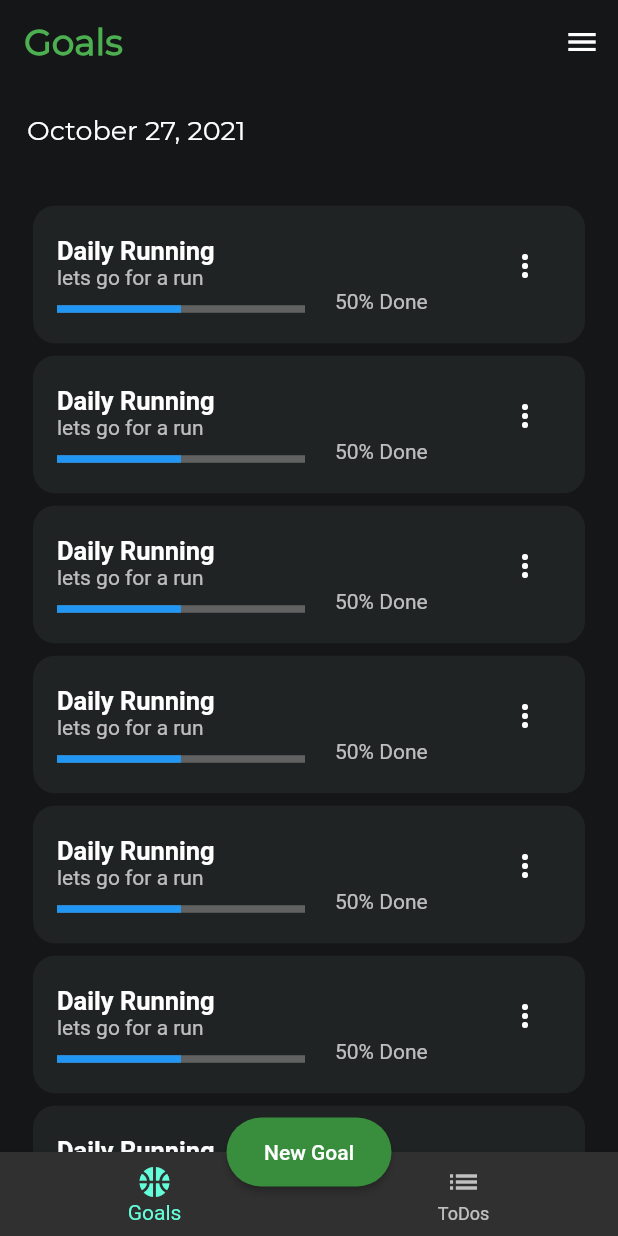
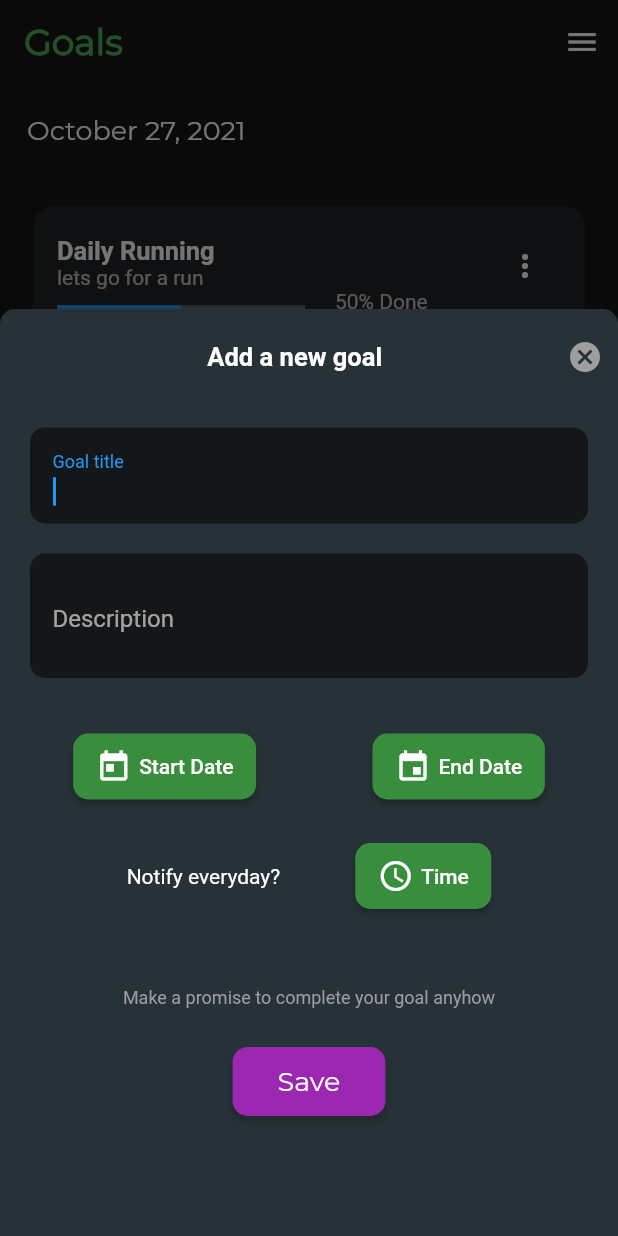
Before and after one commit to swarupbc/goals, a Flutter app: the screen it shows after launch, after a tap on "New Goal", on a phone screen of 412 x 824 dp. Run offline on Flutter 3.47's test engine with Material 2 defaults, Android fonts, the phone set to English and light mode, and no system bars.

Commit message:
add goal UI added

```diff
--- a/lib/controllers/app_controllers.dart
+++ b/lib/controllers/app_controllers.dart
@@ -1,5 +1,26 @@
+import 'package:flutter/material.dart';
 import 'package:intl/intl.dart';
 
 class AppControllers {
   static DateFormat dateFormat = DateFormat.yMMMMd();
+  static DateFormat formattedDateMM = DateFormat("MMM dd, yyyy");
+
+  static String getDateText(DateTime date) {
+    String _dateText = formattedDateMM.format(date);
+    if (date.year == DateTime.now().year) {
+      _dateText = _dateText.replaceAll(", ${date.year.toString()}", '');
+    }
+
+    return _dateText;
+  }
+
+  static String getTimeText(TimeOfDay time) {
+    String timeText = ' ';
+    DateTime date = DateTime.now();
+    final dt =
+        DateTime(date.year, date.month, date.day, time.hour, time.minute);
+    final _format = DateFormat.jm();
+    timeText = _format.format(dt);
+    return timeText;
+  }
 }
--- a/lib/main.dart
+++ b/lib/main.dart
@@ -1,7 +1,7 @@
 import 'package:flutter/material.dart';
 import 'package:flutter/services.dart';
 import 'package:goals/views/screens/home_screen.dart';
-import 'package:goals/views/utils/constant.dart';
+import 'package:goals/views/utils/app_styles.dart';
 
 void main() {
   runApp(const MyApp());
@@ -20,7 +20,7 @@ class MyApp extends StatelessWidget {
       debugShowCheckedModeBanner: false,
       title: 'Goals',
       theme: ThemeData.dark().copyWith(
-        scaffoldBackgroundColor: kBackgroundColor,
+        scaffoldBackgroundColor: AppStyles.backgroundColor,
       ),
       initialRoute: HomeScreen.id,
       routes: {
--- a/lib/models/goal_model.dart
+++ b/lib/models/goal_model.dart
@@ -1,12 +1,26 @@
+import 'package:flutter/material.dart';
+
 class GoalModel {
   final DateTime startDate;
   final DateTime endDate;
   final String title;
   final String? desc;
+  final TimeOfDay? notifyTime;
+  final GoalDayModel? goalDayModel;
 
-  GoalModel(
-      {required this.startDate,
-      required this.endDate,
-      required this.title,
-      this.desc});
+  GoalModel({
+    required this.startDate,
+    required this.endDate,
+    required this.title,
+    this.desc,
+    this.goalDayModel,
+    this.notifyTime,
+  });
 }
+
+class GoalDayModel {
+  final DateTime day;
+  final bool checked;
+
+  GoalDayModel({required this.day, this.checked = false});
+}
--- a/lib/views/screens/goals_screen.dart
+++ b/lib/views/screens/goals_screen.dart
@@ -1,7 +1,7 @@
 import 'package:flutter/material.dart';
 import 'package:goals/controllers/app_controllers.dart';
 import 'package:goals/models/goal_model.dart';
-import 'package:goals/views/utils/constant.dart';
+import 'package:goals/views/utils/app_styles.dart';
 import 'package:goals/views/widgets/goal_tile_widget.dart';
 
 class GoalsScreen extends StatefulWidget {
@@ -43,11 +43,11 @@ class _GoalsScreenState extends State<GoalsScreen> {
         children: [
           Container(
             width: double.infinity,
-            color: kBackgroundColor,
+            color: AppStyles.backgroundColor,
             padding: const EdgeInsets.only(bottom: 10.0, top: 20.0),
             child: Text(
               AppControllers.dateFormat.format(DateTime.now()),
-              style: kWhiteSubHeadingStyle,
+              style: AppStyles.whiteSubHeadingStyle,
             ),
           ),
           Expanded(
--- a/lib/views/screens/home_screen.dart
+++ b/lib/views/screens/home_screen.dart
@@ -1,7 +1,8 @@
 import 'package:flutter/material.dart';
 import 'package:goals/views/screens/goals_screen.dart';
 import 'package:goals/views/screens/todos_screen.dart';
-import 'package:goals/views/utils/constant.dart';
+import 'package:goals/views/utils/app_styles.dart';
+import 'package:goals/views/widgets/add_goal_widget.dart';
 
 class HomeScreen extends StatefulWidget {
   static String id = '/home_screen';
@@ -13,6 +14,18 @@ class HomeScreen extends StatefulWidget {
 
 class _HomeScreenState extends State<HomeScreen> {
   int _index = 0;
+
+  void _showAddItemWidget() {
+    showModalBottomSheet(
+        shape: RoundedRectangleBorder(
+          borderRadius: BorderRadius.circular(20.0),
+        ),
+        isScrollControlled: true,
+        context: context,
+        builder: (builder) {
+          return _index == 0 ? const AddGoalWidget() : Container();
+        });
+  }
 
   @override
   Widget build(BuildContext context) {
@@ -37,7 +50,9 @@ class _HomeScreenState extends State<HomeScreen> {
           shape: RoundedRectangleBorder(
             borderRadius: BorderRadius.circular(50),
           ),
-          onPressed: () {},
+          onPressed: () {
+            _showAddItemWidget();
+          },
           child: Text(
             _index == 0 ? 'New Goal' : 'Add Task',
           ),
@@ -47,10 +62,10 @@ class _HomeScreenState extends State<HomeScreen> {
       appBar: AppBar(
         title: Text(
           _index == 0 ? "Goals" : "ToDos",
-          style: kMainGreenHeadingStyle,
+          style: AppStyles.mainGreenHeadingStyle,
         ),
         centerTitle: false,
-        backgroundColor: kBackgroundColor,
+        backgroundColor: AppStyles.backgroundColor,
         elevation: 0.0,
       ),
       endDrawer: const Drawer(),
--- /dev/null
+++ b/lib/views/utils/app_styles.dart
@@ -0,0 +1,35 @@
+import 'package:flutter/material.dart';
+import 'package:flutter/rendering.dart';
+
+class AppStyles {
+// Colors
+
+  static const Color backgroundColor = Color(0XFF151617);
+  static const Color goalBackgroundColor = Color(0XFF202324);
+
+// Text Styles
+
+  static const TextStyle mainGreenHeadingStyle = TextStyle(
+    color: Colors.green,
+    fontFamily: 'Montserrat',
+    fontWeight: FontWeight.bold,
+    fontSize: 24.0,
+  );
+
+  static const TextStyle whiteSubHeadingStyle = TextStyle(
+    color: Colors.white,
+    fontFamily: 'Montserrat',
+    fontWeight: FontWeight.w400,
+    fontSize: 18.0,
+  );
+
+  static const TextStyle whiteTitleStyle = TextStyle(
+    fontSize: 17.0,
+    fontWeight: FontWeight.bold,
+  );
+
+  static const TextStyle greySmallTextStyle = TextStyle(
+    color: Colors.grey,
+    fontSize: 12.0,
+  );
+}
--- a/lib/views/utils/constant.dart
+++ /dev/null
@@ -1,29 +0,0 @@
-import 'package:flutter/material.dart';
-import 'package:flutter/rendering.dart';
-
-// Colors
-
-const Color kBackgroundColor = Color(0XFF151617);
-
-const Color kGoalBackgroundColor = Color(0XFF202324);
-
-// Text Styles
-
-const TextStyle kMainGreenHeadingStyle = TextStyle(
-  color: Colors.green,
-  fontFamily: 'Montserrat',
-  fontWeight: FontWeight.bold,
-  fontSize: 24.0,
-);
-
-const TextStyle kWhiteSubHeadingStyle = TextStyle(
-  color: Colors.white,
-  fontFamily: 'Montserrat',
-  fontWeight: FontWeight.w400,
-  fontSize: 18.0,
-);
-
-const TextStyle kWhiteTitleStyle = TextStyle(
-  fontSize: 17.0,
-  fontWeight: FontWeight.bold,
-);
--- /dev/null
+++ b/lib/views/widgets/add_goal_widget.dart
@@ -0,0 +1,233 @@
+import 'package:flutter/material.dart';
+import 'package:goals/controllers/app_controllers.dart';
+import 'package:goals/views/utils/app_styles.dart';
+import 'package:goals/views/widgets/decorated_text_field.dart';
+
+class AddGoalWidget extends StatefulWidget {
+  const AddGoalWidget({Key? key}) : super(key: key);
+
+  @override
+  State<AddGoalWidget> createState() => _AddGoalWidgetState();
+}
+
+class _AddGoalWidgetState extends State<AddGoalWidget> {
+  DateTime? _startDate;
+
+  DateTime? _endDate;
+
+  TimeOfDay? _notifyTime;
+
+  @override
+  Widget build(BuildContext context) {
+    return GestureDetector(
+      onTap: () {
+        FocusScope.of(context).unfocus();
+      },
+      child: Container(
+        height: MediaQuery.of(context).size.height * 0.75,
+        padding: const EdgeInsets.symmetric(
+          horizontal: 10.0,
+          vertical: 20.0,
+        ),
+        decoration: BoxDecoration(
+            color: Colors.blueGrey.shade900,
+            borderRadius: const BorderRadius.only(
+                topLeft: Radius.circular(10.0),
+                topRight: Radius.circular(10.0))),
+        child: Column(
+          crossAxisAlignment: CrossAxisAlignment.center,
+          children: [
+            Row(
+              mainAxisAlignment: MainAxisAlignment.spaceBetween,
+              children: [
+                const SizedBox(
+                  width: 5.0,
+                ),
+                const Text(
+                  'Add a new goal',
+                  style: AppStyles.whiteTitleStyle,
+                ),
+                InkWell(
+                  onTap: () {
+                    Navigator.pop(context);
+                  },
+                  child: const Icon(Icons.cancel, color: Colors.grey),
+                ),
+              ],
+            ),
+            const SizedBox(
+              height: 25.0,
+            ),
+            const DecoratedTextField(
+              title: 'Goal title',
+              autoFocus: true,
+            ),
+            const DecoratedTextField(
+              title: 'Description',
+              maxLine: 2,
+            ),
+            Padding(
+              padding: const EdgeInsets.symmetric(
+                vertical: 25.0,
+              ),
+              child: Row(
+                mainAxisAlignment: MainAxisAlignment.spaceAround,
+                children: [
+                  MaterialButton(
+                    onPressed: () async {
+                      FocusScope.of(context).unfocus();
+                      DateTime? _date = await showDatePicker(
+                          context: context,
+                          initialDate:
+                              _startDate != null ? _startDate! : DateTime.now(),
+                          firstDate: DateTime.now(),
+                          lastDate:
+                              DateTime.now().add(const Duration(days: 9125)));
+
+                      if (_date != null) {
+                        setState(() {
+                          _startDate = _date;
+                        });
+                      }
+                    },
+                    padding: const EdgeInsets.symmetric(
+                      vertical: 10.0,
+                      horizontal: 15.0,
+                    ),
+                    shape: RoundedRectangleBorder(
+                      borderRadius: BorderRadius.circular(10),
+                    ),
+                    color: Colors.green.shade700,
+                    child: Row(
+                      children: [
+                        const Icon(Icons.today),
+                        const SizedBox(width: 5.0),
+                        _startDate != null
+                            ? Text(AppControllers.getDateText(_startDate!))
+                            : const Text('Start Date'),
+                      ],
+                    ),
+                  ),
+                  MaterialButton(
+                    onPressed: () async {
+                      FocusScope.of(context).unfocus();
+
+                      DateTime? _date = await showDatePicker(
+                          context: context,
+                          initialDate: _endDate != null
+                              ? _endDate!
+                              : DateTime.now().add(const Duration(days: 7)),
+                          firstDate: DateTime.now(),
+                          lastDate:
+                              DateTime.now().add(const Duration(days: 9125)));
+                      if (_date != null) {
+                        setState(() {
+                          _endDate = _date;
+                        });
+                      }
+                    },
+                    padding: const EdgeInsets.symmetric(
+                      vertical: 10.0,
+                      horizontal: 15.0,
+                    ),
+                    shape: RoundedRectangleBorder(
+                      borderRadius: BorderRadius.circular(10),
+                    ),
+                    color: Colors.green.shade700,
+                    child: Row(
+                      children: [
+                        const Icon(Icons.insert_invitation),
+                        const SizedBox(width: 5.0),
+                        _endDate != null
+                            ? Text(AppControllers.getDateText(_endDate!))
+                            : const Text('End Date'),
+                      ],
+                    ),
+                  ),
+                ],
+              ),
+            ),
+            Row(
+              mainAxisAlignment: MainAxisAlignment.center,
+              children: [
+                const Text('Notify everyday?'),
+                const SizedBox(width: 50.0),
+                MaterialButton(
+                  onPressed: () async {
+                    FocusScope.of(context).unfocus();
+
+                    TimeOfDay? _time = await showTimePicker(
+                      context: context,
+                      initialTime: _notifyTime != null
+                          ? _notifyTime!
+                          : const TimeOfDay(
+                              hour: 12,
+                              minute: 00,
+                            ),
+                      builder: (context, child) {
+                        return MediaQuery(
+                            data: MediaQuery.of(context)
+                                .copyWith(alwaysUse24HourFormat: false),
+                            child: child!);
+                      },
+                    );
+                    if (_time != null) {
+                      setState(() {
+                        _notifyTime = _time;
+                      });
+                    }
+                  },
+                  padding: const EdgeInsets.symmetric(
+                    vertical: 10.0,
+                    horizontal: 15.0,
+                  ),
+                  shape: RoundedRectangleBorder(
+                    borderRadius: BorderRadius.circular(10),
+                  ),
+                  color: Colors.green.shade700,
+                  child: Row(
+                    children: [
+                      const Icon(Icons.schedule),
+                      const SizedBox(width: 5.0),
+                      _notifyTime != null
+                          ? Text(AppControllers.getTimeText(_notifyTime!))
+                          : const Text('Time'),
+                    ],
+                  ),
+                ),
+              ],
+            ),
+            const Padding(
+              padding: EdgeInsets.only(top: 50.0, bottom: 25.0),
+              child: Text(
+                'Make a promise to complete your goal anyhow',
+                textAlign: TextAlign.center,
+                style: AppStyles.greySmallTextStyle,
+              ),
+            ),
+            FittedBox(
+              child: MaterialButton(
+                onPressed: () {
+                  FocusScope.of(context).unfocus();
+                  Navigator.pop(context);
+                },
+                padding: const EdgeInsets.symmetric(
+                  vertical: 12.0,
+                  horizontal: 30.0,
+                ),
+                shape: RoundedRectangleBorder(
+                  borderRadius: BorderRadius.circular(10),
+                ),
+                color: Colors.purple,
+                child: const Text(
+                  'Save',
+                  style: AppStyles.whiteSubHeadingStyle,
+                ),
+              ),
+            ),
+          ],
+        ),
+      ),
+    );
+  }
+}
--- /dev/null
+++ b/lib/views/widgets/decorated_text_field.dart
@@ -0,0 +1,38 @@
+import 'package:flutter/material.dart';
+import 'package:goals/views/utils/app_styles.dart';
+
+class DecoratedTextField extends StatelessWidget {
+  final String? title;
+  final int maxLine;
+  final bool autoFocus;
+  const DecoratedTextField({
+    Key? key,
+    this.title,
+    this.maxLine = 1,
+    this.autoFocus = false,
+  }) : super(key: key);
+
+  @override
+  Widget build(BuildContext context) {
+    return Padding(
+      padding: const EdgeInsets.all(10),
+      child: Container(
+        decoration: BoxDecoration(
+          color: AppStyles.backgroundColor,
+          borderRadius: BorderRadius.circular(10.0),
+        ),
+        child: Padding(
+          padding: const EdgeInsets.only(left: 15, right: 15, top: 5),
+          child: TextFormField(
+            autofocus: autoFocus,
+            decoration: InputDecoration(
+              border: InputBorder.none,
+              labelText: title ?? ' ',
+            ),
+            maxLines: maxLine,
+          ),
+        ),
+      ),
+    );
+  }
+}
--- a/lib/views/widgets/goal_tile_widget.dart
+++ b/lib/views/widgets/goal_tile_widget.dart
@@ -1,6 +1,6 @@
 import 'package:flutter/material.dart';
 import 'package:goals/models/goal_model.dart';
-import 'package:goals/views/utils/constant.dart';
+import 'package:goals/views/utils/app_styles.dart';
 
 class GoalTileWidget extends StatelessWidget {
   final GoalModel goal;
@@ -29,7 +29,7 @@ class GoalTileWidget extends StatelessWidget {
         onTap: () {},
         title: Text(
           goal.title,
-          style: kWhiteTitleStyle,
+          style: AppStyles.whiteTitleStyle,
         ),
         subtitle: Column(
           crossAxisAlignment: CrossAxisAlignment.start,
@@ -71,7 +71,7 @@ class GoalTileWidget extends StatelessWidget {
             }).toList();
           },
         ),
-        tileColor: kGoalBackgroundColor,
+        tileColor: AppStyles.goalBackgroundColor,
         horizontalTitleGap: 10.0,
         minVerticalPadding: 20.0,
       ),
```
